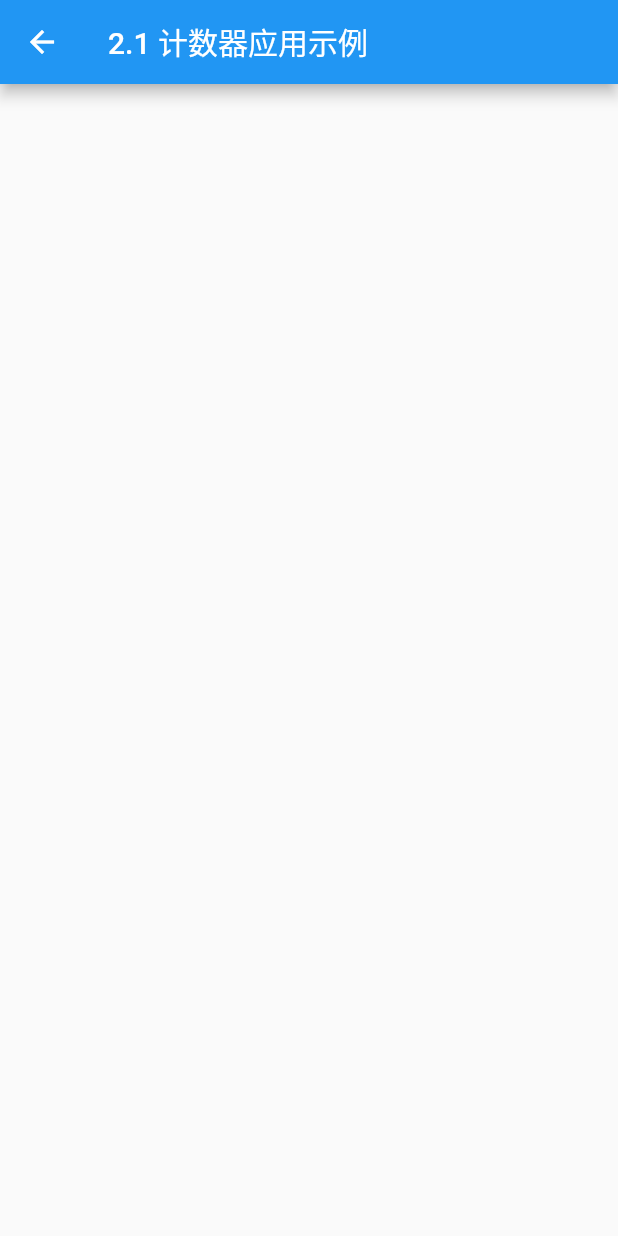
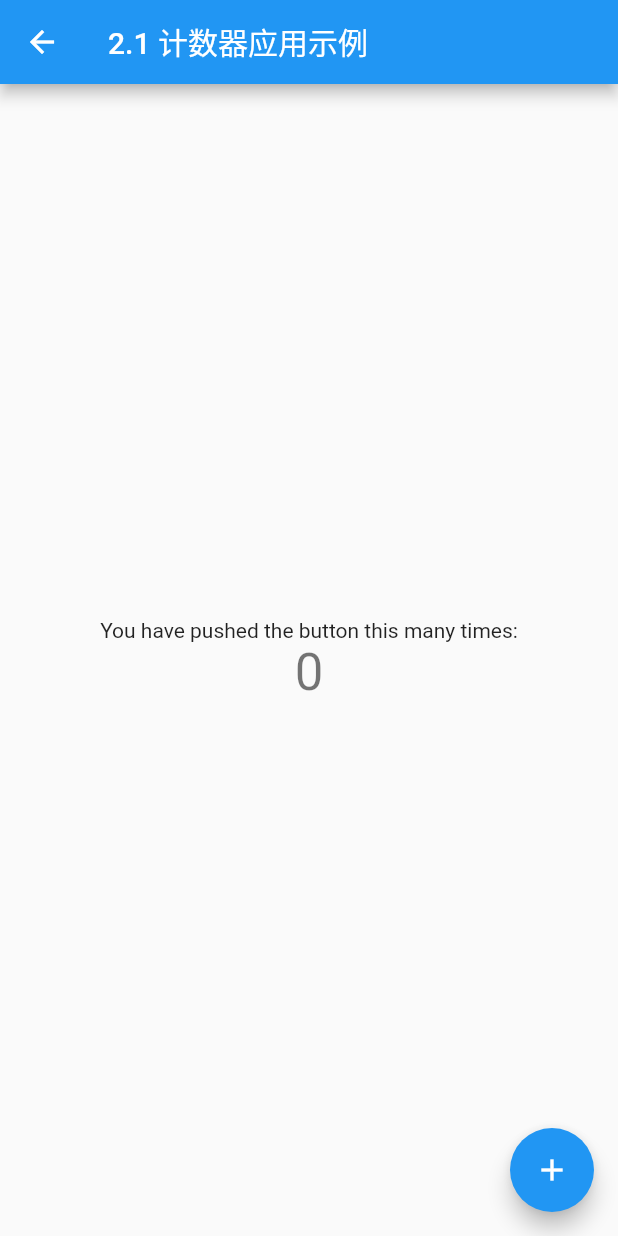
Before and after one commit to sevtin/yimu, a Flutter app: the screen it shows after launch, after a tap on "2.1 计数器应用示例", on a phone screen of 412 x 824 dp. Run offline on Flutter 3.47's test engine with Material 2 defaults, Android fonts, the phone set to English and light mode, and no system bars.

Commit message:
2.1 计数器应用示例

```diff
--- a/yimu/lib/page/home/two/ks_counter_application_page_2.1.dart
+++ b/yimu/lib/page/home/two/ks_counter_application_page_2.1.dart
@@ -1,24 +1,47 @@
-
-
 import 'package:flutter/material.dart';
 import 'package:yimu/module/base/ks_stateful_widget.dart';
 import 'package:yimu/module/category/ks_appbar_category.dart';
 
 class KSCounterPpplicationPage extends KSStatefulWidget {
-
   @override
   State<StatefulWidget> createState() {
     return _KSCounterPpplicationPageState();
   }
-
 }
 
 class _KSCounterPpplicationPageState extends State<KSCounterPpplicationPage> {
+  int _counter = 0;
+
+  _incrementCounter() {
+    setState(() {
+      _counter++;
+    });
+  }
+
   @override
   Widget build(BuildContext context) {
     return Scaffold(
       appBar: KSAppBar.ks_init(title: widget.pageTitle),
+      body: Center(
+        child: Column(
+          mainAxisAlignment: MainAxisAlignment.center,
+          //start:垂直顶部对齐，center:垂直中心对齐，end：垂直底部对齐
+          children: <Widget>[
+            new Text(
+              'You have pushed the button this many times:',
+            ),
+            new Text(
+              '$_counter',
+              style: Theme.of(context).textTheme.display1,
+            ),
+          ],
+        ),
+      ),
+      floatingActionButton: FloatingActionButton(
+        onPressed: _incrementCounter,
+        tooltip: 'Increment',
+        child: Icon(Icons.add),
+      ),
     );
   }
-
 }
```
